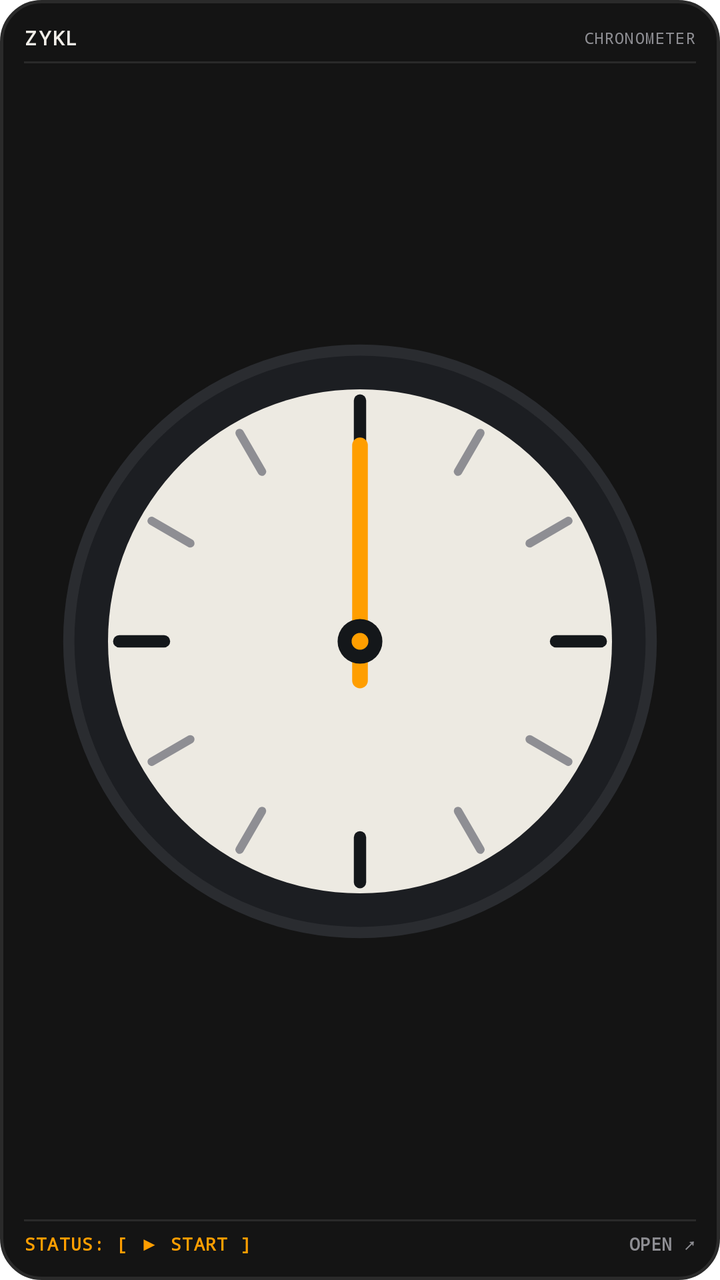
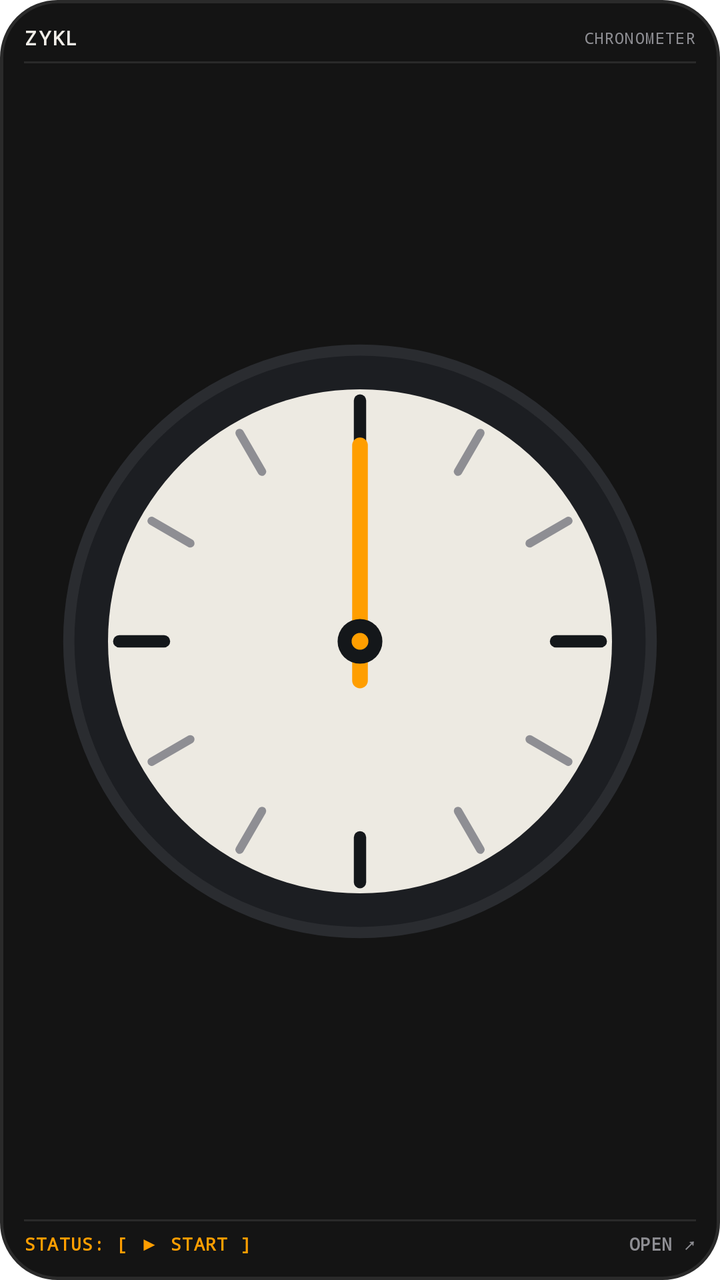

Two renders of the same Android screen: before a commit and after it. Below are the layout's source before the change and the commit's diff.
<!-- AndroidManifest.xml: fallback theme Theme.MaterialComponents.DayNight.NoActionBar -->
<!-- res/layout/takt_appwidget_analog_dial_2x2.xml -->
<?xml version="1.0" encoding="utf-8"?>
<LinearLayout xmlns:android="http://schemas.android.com/apk/res/android"
    android:id="@+id/widget_root"
    android:layout_width="match_parent"
    android:layout_height="match_parent"
    android:background="@drawable/widget_chassis_bg"
    android:orientation="vertical"
    android:padding="12dp"
    android:gravity="center_horizontal">

    
    <FrameLayout
        android:id="@+id/widget_launch_zone"
        android:layout_width="match_parent"
        android:layout_height="wrap_content">

        <LinearLayout
            android:layout_width="match_parent"
            android:layout_height="wrap_content"
            android:orientation="horizontal"
            android:gravity="center_vertical">

            <TextView
                android:layout_width="0dp"
                android:layout_height="wrap_content"
                android:layout_weight="1"
                android:text="ZYKL"
                android:textColor="#F2EFE9"
                android:textSize="10sp"
                android:textStyle="bold"
                android:letterSpacing="0.08"
                android:fontFamily="monospace" />

            <TextView
                android:layout_width="wrap_content"
                android:layout_height="wrap_content"
                android:text="CHRONOMETER"
                android:textColor="#8E8E93"
                android:textSize="8sp"
                android:letterSpacing="0.05"
                android:fontFamily="monospace" />
        </LinearLayout>
    </FrameLayout>

    <FrameLayout
        android:layout_width="match_parent"
        android:layout_height="1dp"
        android:layout_marginTop="5dp"
        android:layout_marginBottom="6dp"
        android:background="@drawable/widget_divider" />

    
    <ImageView
        android:id="@+id/widget_dial_image"
        android:layout_width="match_parent"
        android:layout_height="0dp"
        android:layout_weight="1"
        android:layout_gravity="center"
        android:scaleType="fitCenter"
        android:src="@drawable/widget_dial_standby_face"
        android:contentDescription="Analog chronometer face" />

    <FrameLayout
        android:layout_width="match_parent"
        android:layout_height="1dp"
        android:layout_marginTop="6dp"
        android:layout_marginBottom="5dp"
        android:background="@drawable/widget_divider" />

    
    <LinearLayout
        android:layout_width="match_parent"
        android:layout_height="wrap_content"
        android:orientation="horizontal"
        android:gravity="center_vertical">

        <TextView
            android:id="@+id/widget_status_text"
            android:layout_width="0dp"
            android:layout_height="wrap_content"
            android:layout_weight="1"
            android:text="STATUS: [ ▶ START ]"
            android:textColor="#FF9E00"
            android:textSize="9sp"
            android:textStyle="bold"
            android:letterSpacing="0.05"
            android:fontFamily="monospace" />

        <TextView
            android:layout_width="wrap_content"
            android:layout_height="wrap_content"
            android:text="OPEN ↗"
            android:textColor="#8E8E93"
            android:textSize="9sp"
            android:textStyle="bold"
            android:fontFamily="monospace" />
    </LinearLayout>

    
    <TextView
        android:id="@+id/widget_time_badge"
        android:layout_width="wrap_content"
        android:layout_height="wrap_content"
        android:visibility="gone" />

</LinearLayout>
<!-- resources referenced by this layout -->
<resources>
  <!-- drawable widget_chassis_bg (drawable) -->
  <?xml version="1.0" encoding="utf-8"?>
  <shape xmlns:android="http://schemas.android.com/apk/res/android"
      android:shape="rectangle">
      <solid android:color="#141414" />
      <stroke
          android:width="1.5dp"
          android:color="#2A2A2A" />
      <corners android:radius="20dp" />
  </shape>
  <!-- drawable widget_dial_standby_face: vector/xml drawable (drawable, 3092 chars, omitted) -->
  <!-- drawable widget_divider (drawable) -->
  <?xml version="1.0" encoding="utf-8"?>
  <shape xmlns:android="http://schemas.android.com/apk/res/android"
      android:shape="rectangle">
      <solid android:color="#2A2A2A" />
      <size android:height="1dp" />
  </shape>
</resources>

<!-- the commit's change to res/layout/takt_appwidget_analog_dial_2x2.xml (unified diff, before → after) -->
@@ -21,6 +21,7 @@
             android:gravity="center_vertical">
 
             <TextView
+        android:id="@+id/theme_text_1"
                 android:layout_width="0dp"
                 android:layout_height="wrap_content"
                 android:layout_weight="1"
@@ -32,6 +33,7 @@
                 android:fontFamily="monospace" />
 
             <TextView
+        android:id="@+id/theme_muted_1"
                 android:layout_width="wrap_content"
                 android:layout_height="wrap_content"
                 android:text="CHRONOMETER"
@@ -43,6 +45,7 @@
     </FrameLayout>
 
     <FrameLayout
+        android:id="@+id/theme_divider_1"
         android:layout_width="match_parent"
         android:layout_height="1dp"
         android:layout_marginTop="5dp"
@@ -61,6 +64,7 @@
         android:contentDescription="Analog chronometer face" />
 
     <FrameLayout
+        android:id="@+id/theme_divider_2"
         android:layout_width="match_parent"
         android:layout_height="1dp"
         android:layout_marginTop="6dp"
@@ -87,6 +91,7 @@
             android:fontFamily="monospace" />
 
         <TextView
+        android:id="@+id/theme_muted_2"
             android:layout_width="wrap_content"
             android:layout_height="wrap_content"
             android:text="OPEN ↗"
<!-- resource entries referenced after the edit -->
@@ -8,7 +8,7 @@
       <stroke
           android:width="1.5dp"
           android:color="#2A2A2A" />
-      <corners android:radius="20dp" />
+      <corners android:radius="@dimen/widget_corner_radius" />
   </shape>
   <!-- drawable widget_dial_standby_face: vector/xml drawable (drawable, 3092 chars, omitted) -->
   <!-- drawable widget_divider (drawable) -->
@@ -18,5 +18,6 @@
       <solid android:color="#2A2A2A" />
       <size android:height="1dp" />
   </shape>
+  <dimen name="widget_corner_radius">20dp</dimen>
 </resources>
 
